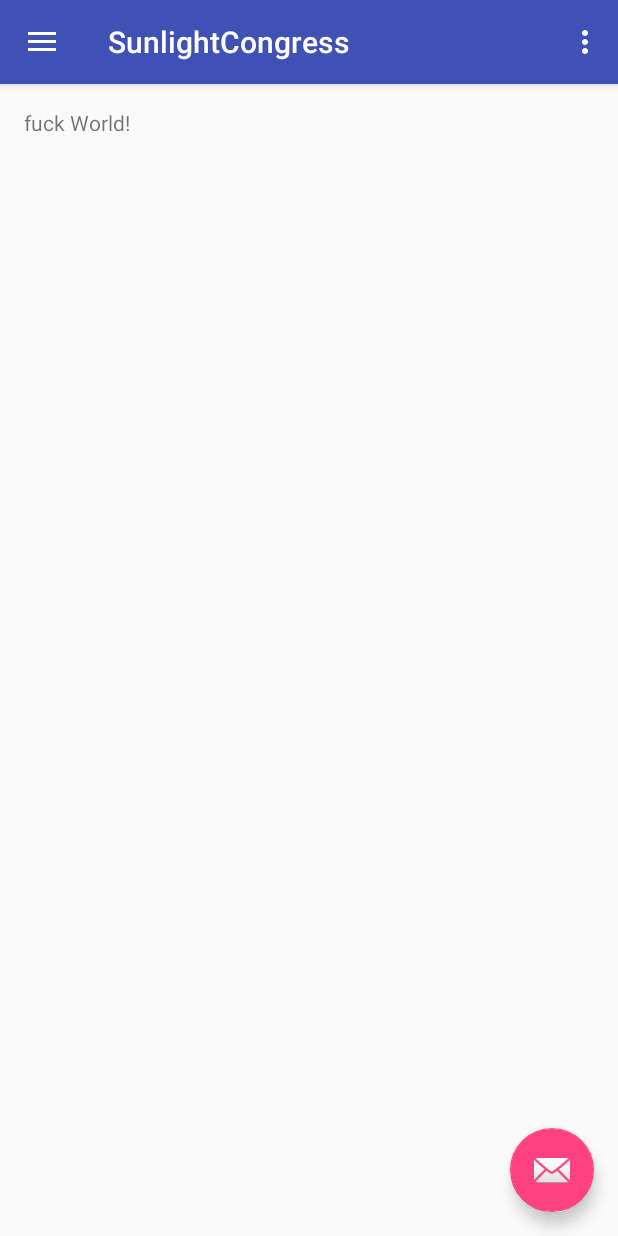
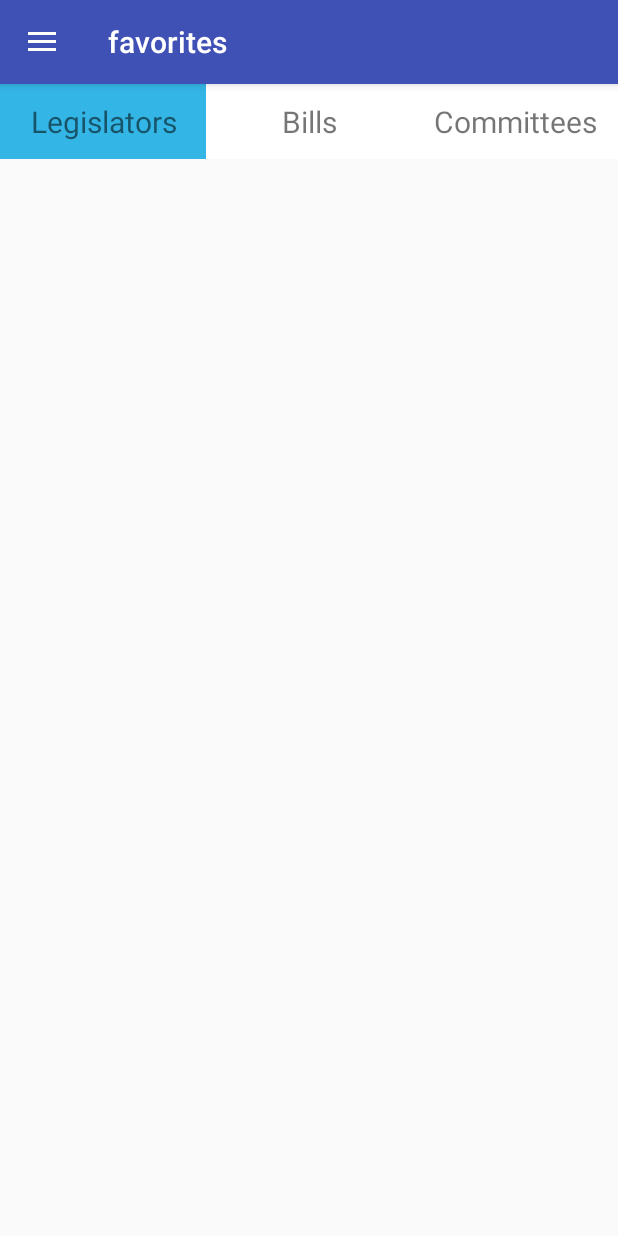
Before and after one commit to Firedamp/ydt, an Android app: the screen it shows after launch (MainActivity), in the side drawer, after a tap on "Favorites", on a phone screen of 412 x 824 dp. Run offline under Robolectric (Android 15) with nearby library versions, the phone set to English and light mode, and no system bars.

```diff
--- a/app/src/main/java/ydt/sunlightcongress/MainActivity.java
+++ /dev/null
@@ -1,108 +0,0 @@
-package ydt.sunlightcongress;
-
-import android.os.Bundle;
-import android.support.design.widget.FloatingActionButton;
-import android.support.design.widget.Snackbar;
-import android.view.View;
-import android.support.design.widget.NavigationView;
-import android.support.v4.view.GravityCompat;
-import android.support.v4.widget.DrawerLayout;
-import android.support.v7.app.ActionBarDrawerToggle;
-import android.support.v7.app.AppCompatActivity;
-import android.support.v7.widget.Toolbar;
-import android.view.Menu;
-import android.view.MenuItem;
-import android.widget.ListView;
-
-public class MainActivity extends AppCompatActivity
-        implements NavigationView.OnNavigationItemSelectedListener {
-    private String[] mPlanetTitles;
-    private DrawerLayout[] mDrawerLayout;
-    private ListView mDrawerLis;
-
-
-    @Override
-    protected void onCreate(Bundle savedInstanceState) {
-        super.onCreate(savedInstanceState);
-        setContentView(R.layout.activity_main);
-        Toolbar toolbar = (Toolbar) findViewById(R.id.toolbar);
-        setSupportActionBar(toolbar);
-
-        FloatingActionButton fab = (FloatingActionButton) findViewById(R.id.fab);
-        fab.setOnClickListener(new View.OnClickListener() {
-            @Override
-            public void onClick(View view) {
-                Snackbar.make(view, "Replace with your own action", Snackbar.LENGTH_LONG)
-                        .setAction("Action", null).show();
-            }
-        });
-
-        DrawerLayout drawer = (DrawerLayout) findViewById(R.id.drawer_layout);
-//        mPlanetTitles = getResources().getStringArray(R.array.planets_array);
-//        mDrawerLayout = (DrawerLayout) findViewById(R.id.drawer_layout);
-//        mDrawerList = (ListView) findViewById(R.id.left_drawer);
-
-        ActionBarDrawerToggle toggle = new ActionBarDrawerToggle(
-                this, drawer, toolbar, R.string.navigation_drawer_open, R.string.navigation_drawer_close);
-        drawer.setDrawerListener(toggle);
-        toggle.syncState();
-
-        NavigationView navigationView = (NavigationView) findViewById(R.id.nav_view);
-        navigationView.setNavigationItemSelectedListener(this);
-    }
-
-    @Override
-    public void onBackPressed() {
-        DrawerLayout drawer = (DrawerLayout) findViewById(R.id.drawer_layout);
-        if (drawer.isDrawerOpen(GravityCompat.START)) {
-            drawer.closeDrawer(GravityCompat.START);
-        } else {
-            super.onBackPressed();
-        }
-    }
-
-    @Override
-    public boolean onCreateOptionsMenu(Menu menu) {
-        // Inflate the menu; this adds items to the action bar if it is present.
-        getMenuInflater().inflate(R.menu.main, menu);
-        return true;
-    }
-
-    @Override
-    public boolean onOptionsItemSelected(MenuItem item) {
-        // Handle action bar item clicks here. The action bar will
-        // automatically handle clicks on the Home/Up button, so long
-        // as you specify a parent activity in AndroidManifest.xml.
-        int id = item.getItemId();
-
-        //noinspection SimplifiableIfStatement
-        if (id == R.id.action_settings) {
-            return true;
-        }
-
-        return super.onOptionsItemSelected(item);
-    }
-
-    @SuppressWarnings("StatementWithEmptyBody")
-    @Override
-    public boolean onNavigationItemSelected(MenuItem item) {
-        // Handle navigation view item clicks here.
-        int id = item.getItemId();
-
-        if (id == R.id.nav_legislators) {
-
-        } else if (id == R.id.nav_bills) {
-
-        } else if (id == R.id.nav_committees) {
-
-        } else if (id == R.id.nav_favorites) {
-
-        } else if (id == R.id.nav_aboutme) {
-
-        }
-
-        DrawerLayout drawer = (DrawerLayout) findViewById(R.id.drawer_layout);
-        drawer.closeDrawer(GravityCompat.START);
-        return true;
-    }
-}
--- /dev/null
+++ b/app/src/main/java/ydt/sunlightcongress/activity/DetailActivity.java
@@ -0,0 +1,19 @@
+package ydt.sunlightcongress.activity;
+
+import android.app.Activity;
+import android.os.Bundle;
+
+import ydt.sunlightcongress.R;
+
+/**
+ * Created by Caodongyao on 2016/11/24.
+ */
+
+public class DetailActivity extends Activity{
+
+    @Override
+    protected void onCreate(Bundle savedInstanceState) {
+        super.onCreate(savedInstanceState);
+        setContentView(R.layout.activity_detail);
+    }
+}
--- /dev/null
+++ b/app/src/main/java/ydt/sunlightcongress/activity/MainActivity.java
@@ -0,0 +1,85 @@
+package ydt.sunlightcongress.activity;
+
+import android.os.Bundle;
+import android.support.design.widget.NavigationView;
+import android.support.v4.view.GravityCompat;
+import android.support.v4.widget.DrawerLayout;
+import android.support.v7.app.ActionBarDrawerToggle;
+import android.support.v7.app.AppCompatActivity;
+import android.support.v7.widget.Toolbar;
+import android.view.MenuItem;
+
+import ydt.sunlightcongress.R;
+import ydt.sunlightcongress.common.FragmentController.Page;
+
+import ydt.sunlightcongress.common.FragmentController;
+
+public class MainActivity extends AppCompatActivity
+        implements NavigationView.OnNavigationItemSelectedListener {
+
+    private FragmentController mFragmentController;
+    private DrawerLayout mDrawerLayout;
+
+
+    @Override
+    protected void onCreate(Bundle savedInstanceState) {
+        super.onCreate(savedInstanceState);
+        setContentView(R.layout.activity_main);
+        Toolbar toolbar = (Toolbar) findViewById(R.id.toolbar);
+        setSupportActionBar(toolbar);
+
+        mDrawerLayout = (DrawerLayout) findViewById(R.id.drawer_layout);
+
+        ActionBarDrawerToggle toggle = new ActionBarDrawerToggle(
+                this, mDrawerLayout, toolbar, R.string.navigation_drawer_open, R.string.navigation_drawer_close);
+        mDrawerLayout.addDrawerListener(toggle);
+        toggle.syncState();
+
+        NavigationView navigationView = (NavigationView) findViewById(R.id.nav_view);
+        navigationView.setNavigationItemSelectedListener(this);
+        navigationView.setCheckedItem(R.id.nav_legislators);
+
+        mFragmentController = new FragmentController(getFragmentManager(), R.id.main_container);
+        mFragmentController.go(Page.LEGISLATORS);
+        setTitle("legislators");
+    }
+
+    @Override
+    public void onBackPressed() {
+        DrawerLayout drawer = (DrawerLayout) findViewById(R.id.drawer_layout);
+        if (drawer.isDrawerOpen(GravityCompat.START)) {
+            drawer.closeDrawer(GravityCompat.START);
+        } else {
+            super.onBackPressed();
+        }
+    }
+
+    @SuppressWarnings("StatementWithEmptyBody")
+    @Override
+    public boolean onNavigationItemSelected(MenuItem item) {
+        int id = item.getItemId();
+
+        if (id == R.id.nav_legislators) {
+            mFragmentController.go(Page.LEGISLATORS);
+            setTitle("legislators");
+        }
+        else if (id == R.id.nav_bills) {
+            mFragmentController.go(Page.BILLS);
+            setTitle("bills");
+        }
+        else if (id == R.id.nav_committees) {
+            mFragmentController.go(Page.COMMITTEES);
+            setTitle("committees");
+        }
+        else if (id == R.id.nav_favorites) {
+            mFragmentController.go(Page.FAVORITE);
+            setTitle("favorites");
+        }
+        else if (id == R.id.nav_aboutme) {
+
+        }
+
+        mDrawerLayout.closeDrawer(GravityCompat.START);
+        return true;
+    }
+}
--- /dev/null
+++ b/app/src/main/java/ydt/sunlightcongress/common/BaseListAdapter.java
@@ -0,0 +1,40 @@
+package ydt.sunlightcongress.common;
+
+import android.view.View;
+import android.view.ViewGroup;
+import android.widget.BaseAdapter;
+
+import java.util.List;
+
+/**
+ * Created by Caodongyao on 2016/11/23.
+ */
+
+public abstract class BaseListAdapter<T> extends BaseAdapter{
+    private List<T> data;
+
+    @Override
+    public int getCount() {
+        return data == null ? 0 : data.size();
+    }
+
+    @Override
+    public T getItem(int position) {
+        if(position >= 0 && data != null && position < data.size())
+            return data.get(position);
+        return null;
+    }
+
+    @Override
+    public long getItemId(int position) {
+        return position;
+    }
+
+    public void update(List<T> list){
+        this.data = list;
+        notifyDataSetChanged();
+    }
+
+    @Override
+    public abstract View getView(int position, View convertView, ViewGroup parent);
+}
--- /dev/null
+++ b/app/src/main/java/ydt/sunlightcongress/common/FragmentController.java
@@ -0,0 +1,75 @@
+package ydt.sunlightcongress.common;
+
+import android.app.Fragment;
+import android.app.FragmentManager;
+import android.app.FragmentTransaction;
+
+import ydt.sunlightcongress.fragment.BillsFragment;
+import ydt.sunlightcongress.fragment.CommitteesFragment;
+import ydt.sunlightcongress.fragment.FavoriteFragment;
+import ydt.sunlightcongress.fragment.LegislatorsFragment;
+
+/**
+ * Created by Caodongyao on 2016/11/23.
+ */
+
+public class FragmentController {
+    private FragmentManager mFragmentManager;
+    private int mContainerId;
+    private Page mCurrentPage;
+
+    public enum Page{
+        LEGISLATORS,
+        FAVORITE,
+        COMMITTEES,
+        BILLS
+    }
+
+    public FragmentController(FragmentManager manager, int containerId){
+        this.mFragmentManager = manager;
+        this.mContainerId = containerId;
+        this.mCurrentPage = null;
+    }
+
+    private Fragment getLoadedFragment(Page page){
+        if(page == null)
+            return null;
+        return mFragmentManager.findFragmentByTag(page.name());
+    }
+
+    private Fragment createFragment(Page page){
+        switch (page){
+            default:
+            case LEGISLATORS:
+                return new LegislatorsFragment();
+            case FAVORITE:
+                return new FavoriteFragment();
+            case COMMITTEES:
+                return new CommitteesFragment();
+            case BILLS:
+                return new BillsFragment();
+        }
+    }
+
+    public void go(Page page){
+        if(page == mCurrentPage)
+            return;
+
+        FragmentTransaction transaction = mFragmentManager.beginTransaction();
+
+        Fragment fragment = getLoadedFragment(mCurrentPage);
+        if(fragment != null)
+            transaction.hide(fragment);
+
+        fragment = getLoadedFragment(page);
+        if (fragment != null){
+            transaction.show(fragment);
+        }
+        else{
+            transaction.add(mContainerId, createFragment(page), page.name());
+        }
+
+        transaction.commit();
+        mCurrentPage = page;
+    }
+}
--- /dev/null
+++ b/app/src/main/java/ydt/sunlightcongress/fragment/BaseTabListFragment.java
@@ -0,0 +1,46 @@
+package ydt.sunlightcongress.fragment;
+
+import android.app.Fragment;
+import android.os.Bundle;
+import android.support.annotation.Nullable;
+import android.view.LayoutInflater;
+import android.view.View;
+import android.view.ViewGroup;
+import android.widget.BaseAdapter;
+import android.widget.ListView;
+
+import java.util.List;
+
+import ydt.sunlightcongress.R;
+import ydt.sunlightcongress.common.BaseListAdapter;
+import ydt.sunlightcongress.view.IndicatorView;
+
+/**
+ * Created by Caodongyao on 2016/11/23.
+ */
+
+public abstract class BaseTabListFragment extends Fragment implements IndicatorView.OnIndexSelectListener{
+    private IndicatorView mIndicator;
+    private ListView mListView;
+
+    @Nullable
+    @Override
+    public View onCreateView(LayoutInflater inflater, ViewGroup container, Bundle savedInstanceState) {
+
+        View view = inflater.inflate(R.layout.fragment_base, container, false);
+
+        mListView = (ListView)view.findViewById(R.id.fragment_base_list);
+        mIndicator = (IndicatorView)view.findViewById(R.id.fragment_base_indicator);
+
+        mIndicator.init(getTitles());
+        mIndicator.setOnIndexSelectListener(this);
+
+        return view;
+    }
+
+    protected ListView getListView(){
+        return mListView;
+    }
+
+    protected abstract String[] getTitles();
+}
--- /dev/null
+++ b/app/src/main/java/ydt/sunlightcongress/fragment/BillsFragment.java
@@ -0,0 +1,19 @@
+package ydt.sunlightcongress.fragment;
+
+import ydt.sunlightcongress.view.IndicatorView;
+
+/**
+ * Created by Caodongyao on 2016/11/23.
+ */
+
+public class BillsFragment extends BaseTabListFragment {
+    @Override
+    public String[] getTitles() {
+        return new String[]{"Active Bills", "New Bills"};
+    }
+
+    @Override
+    public void onIndexSelected(int position) {
+
+    }
+}
--- /dev/null
+++ b/app/src/main/java/ydt/sunlightcongress/fragment/CommitteesFragment.java
@@ -0,0 +1,19 @@
+package ydt.sunlightcongress.fragment;
+
+import ydt.sunlightcongress.view.IndicatorView;
+
+/**
+ * Created by Caodongyao on 2016/11/23.
+ */
+
+public class CommitteesFragment extends BaseTabListFragment {
+    @Override
+    public String[] getTitles() {
+        return new String[]{"House", "Senate", "Joint"};
+    }
+
+    @Override
+    public void onIndexSelected(int position) {
+
+    }
+}
--- /dev/null
+++ b/app/src/main/java/ydt/sunlightcongress/fragment/FavoriteFragment.java
@@ -0,0 +1,19 @@
+package ydt.sunlightcongress.fragment;
+
+import ydt.sunlightcongress.view.IndicatorView;
+
+/**
+ * Created by Caodongyao on 2016/11/23.
+ */
+
+public class FavoriteFragment extends BaseTabListFragment {
+    @Override
+    public String[] getTitles() {
+        return new String[]{"Legislators", "Bills", "Committees"};
+    }
+
+    @Override
+    public void onIndexSelected(int position) {
+
+    }
+}
--- /dev/null
+++ b/app/src/main/java/ydt/sunlightcongress/fragment/LegislatorsFragment.java
@@ -0,0 +1,19 @@
+package ydt.sunlightcongress.fragment;
+
+import ydt.sunlightcongress.view.IndicatorView;
+
+/**
+ * Created by Caodongyao on 2016/11/23.
+ */
+
+public class LegislatorsFragment extends BaseTabListFragment {
+    @Override
+    public String[] getTitles() {
+        return new String[]{"By States", "House", "Senate"};
+    }
+
+    @Override
+    public void onIndexSelected(int position) {
+
+    }
+}
--- /dev/null
+++ b/app/src/main/java/ydt/sunlightcongress/view/IndicatorView.java
@@ -0,0 +1,120 @@
+package ydt.sunlightcongress.view;
+
+import android.animation.Animator;
+import android.animation.ObjectAnimator;
+import android.content.Context;
+import android.util.AttributeSet;
+import android.view.Gravity;
+import android.view.View;
+import android.view.ViewGroup;
+import android.widget.FrameLayout;
+import android.widget.LinearLayout;
+import android.widget.TextView;
+
+/**
+ * Created by Caodongyao on 2016/11/23.
+ */
+
+public class IndicatorView extends FrameLayout {
+    private View[] mViews;
+    private int mSelectIndex;
+    private OnIndexSelectListener mListener;
+    private View mPointerView;
+    private LinearLayout mContainerLayout;
+    private Animator mAnimator;
+
+    public IndicatorView(Context context) {
+        this(context, null);
+    }
+
+    public IndicatorView(Context context, AttributeSet attrs) {
+        this(context, attrs, 0);
+    }
+
+    public IndicatorView(Context context, AttributeSet attrs, int defStyleAttr) {
+        super(context, attrs, defStyleAttr);
+        preInit();
+    }
+
+    private void preInit() {
+        setBackgroundResource(android.R.color.white);
+        mPointerView = new View(getContext());
+        mPointerView.setBackgroundResource(android.R.color.holo_blue_light);
+        addView(mPointerView);
+        mContainerLayout = new LinearLayout(getContext());
+        mContainerLayout.setLayoutParams(new FrameLayout.LayoutParams(ViewGroup.LayoutParams.MATCH_PARENT, ViewGroup.LayoutParams.MATCH_PARENT));
+        addView(mContainerLayout);
+    }
+
+    private int getScreenWidth() {
+        return getContext().getResources().getDisplayMetrics().widthPixels;
+    }
+
+
+    public void setOnIndexSelectListener(OnIndexSelectListener listener) {
+        this.mListener = listener;
+    }
+
+    public void init(String[] titles) {
+        if (titles == null || titles.length == 0) {
+            setVisibility(GONE);
+            return;
+        }
+        setVisibility(VISIBLE);
+        mContainerLayout.setOrientation(LinearLayout.HORIZONTAL);
+        mSelectIndex = -1;
+
+        OnClickListener onClickListener = new OnClickListener() {
+            @Override
+            public void onClick(View view) {
+                Object obj = view.getTag();
+                if (obj != null && obj instanceof Integer) {
+                    setSelectedIndex((Integer) obj);
+                }
+            }
+        };
+
+        mViews = new View[titles.length];
+        mContainerLayout.removeAllViews();
+        for (int i = 0; i < titles.length; i++) {
+            TextView textView = new TextView(getContext());
+            LinearLayout.LayoutParams p = new LinearLayout.LayoutParams(0, ViewGroup.LayoutParams.MATCH_PARENT);
+            p.weight = 1;
+            textView.setTextSize(20);
+            textView.setGravity(Gravity.CENTER);
+            textView.setLayoutParams(p);
+            textView.setText(titles[i]);
+            textView.setTag(i);
+            textView.setOnClickListener(onClickListener);
+            mViews[i] = textView;
+            mContainerLayout.addView(textView);
+
+            mPointerView.setLayoutParams(new LayoutParams(getScreenWidth() / titles.length, ViewGroup.LayoutParams.MATCH_PARENT));
+
+        }
+
+        setSelectedIndex(0);
+    }
+
+    private void setSelectedIndex(int index) {
+        if (index < 0 || mViews == null || index >= mViews.length || index == mSelectIndex)
+            return;
+
+        if (mListener != null)
+            mListener.onIndexSelected(index);
+
+        if (mAnimator != null)
+            mAnimator.cancel();
+
+        mAnimator = ObjectAnimator.ofFloat(mPointerView, "translationX", index * getScreenWidth() / mViews.length);
+        mAnimator.start();
+
+        mSelectIndex = index;
+    }
+
+
+    public interface OnIndexSelectListener {
+        void onIndexSelected(int position);
+    }
+
+}
--- /dev/null
+++ b/app/src/main/res/layout/activity_detail.xml
@@ -0,0 +1,7 @@
+<?xml version="1.0" encoding="utf-8"?>
+<LinearLayout xmlns:android="http://schemas.android.com/apk/res/android"
+    android:layout_width="match_parent"
+    android:layout_height="match_parent"
+    android:orientation="vertical">
+
+</LinearLayout>
--- a/app/src/main/res/layout/activity_main.xml
+++ b/app/src/main/res/layout/activity_main.xml
@@ -8,10 +8,34 @@
     android:fitsSystemWindows="true"
     tools:openDrawer="start">
     <!--内容视图-->
-    <include
-        layout="@layout/app_bar_main"
+    <LinearLayout
         android:layout_width="match_parent"
-        android:layout_height="match_parent" />
+        android:layout_height="match_parent"
+        android:orientation="vertical">
+
+        <android.support.design.widget.AppBarLayout
+            android:layout_width="match_parent"
+            android:layout_height="wrap_content"
+            android:theme="@style/AppTheme.AppBarOverlay">
+
+            <android.support.v7.widget.Toolbar
+                android:id="@+id/toolbar"
+                android:layout_width="match_parent"
+                android:layout_height="?attr/actionBarSize"
+                android:background="?attr/colorPrimary"
+                app:popupTheme="@style/AppTheme.PopupOverlay" />
+
+        </android.support.design.widget.AppBarLayout>
+
+        <FrameLayout
+            android:layout_width="match_parent"
+            android:layout_height="wrap_content"
+            android:id="@+id/main_container">
+
+        </FrameLayout>
+
+
+    </LinearLayout>
     <!--侧滑菜单-->
     <android.support.design.widget.NavigationView
         android:id="@+id/nav_view"
--- a/app/src/main/res/layout/app_bar_main.xml
+++ /dev/null
@@ -1,34 +0,0 @@
-<?xml version="1.0" encoding="utf-8"?>
-<android.support.design.widget.CoordinatorLayout xmlns:android="http://schemas.android.com/apk/res/android"
-    xmlns:app="http://schemas.android.com/apk/res-auto"
-    xmlns:tools="http://schemas.android.com/tools"
-    android:layout_width="match_parent"
-    android:layout_height="match_parent"
-    android:fitsSystemWindows="true"
-    tools:context="ydt.sunlightcongress.MainActivity">
-
-    <android.support.design.widget.AppBarLayout
-        android:layout_width="match_parent"
-        android:layout_height="wrap_content"
-        android:theme="@style/AppTheme.AppBarOverlay">
-
-        <android.support.v7.widget.Toolbar
-            android:id="@+id/toolbar"
-            android:layout_width="match_parent"
-            android:layout_height="?attr/actionBarSize"
-            android:background="?attr/colorPrimary"
-            app:popupTheme="@style/AppTheme.PopupOverlay" />
-
-    </android.support.design.widget.AppBarLayout>
-
-    <include layout="@layout/content_main" />
-
-    <android.support.design.widget.FloatingActionButton
-        android:id="@+id/fab"
-        android:layout_width="wrap_content"
-        android:layout_height="wrap_content"
-        android:layout_gravity="bottom|end"
-        android:layout_margin="@dimen/fab_margin"
-        app:srcCompat="@android:drawable/ic_dialog_email" />
-
-</android.support.design.widget.CoordinatorLayout>
--- a/app/src/main/res/layout/content_main.xml
+++ /dev/null
@@ -1,20 +0,0 @@
-<?xml version="1.0" encoding="utf-8"?>
-<RelativeLayout xmlns:android="http://schemas.android.com/apk/res/android"
-    xmlns:app="http://schemas.android.com/apk/res-auto"
-    xmlns:tools="http://schemas.android.com/tools"
-    android:id="@+id/content_main"
-    android:layout_width="match_parent"
-    android:layout_height="match_parent"
-    android:paddingBottom="@dimen/activity_vertical_margin"
-    android:paddingLeft="@dimen/activity_horizontal_margin"
-    android:paddingRight="@dimen/activity_horizontal_margin"
-    android:paddingTop="@dimen/activity_vertical_margin"
-    app:layout_behavior="@string/appbar_scrolling_view_behavior"
-    tools:context="ydt.sunlightcongress.MainActivity"
-    tools:showIn="@layout/app_bar_main">
-
-    <TextView
-        android:layout_width="wrap_content"
-        android:layout_height="wrap_content"
-        android:text="fuck World!" />
-</RelativeLayout>
--- /dev/null
+++ b/app/src/main/res/layout/fragment_base.xml
@@ -0,0 +1,17 @@
+<?xml version="1.0" encoding="utf-8"?>
+<LinearLayout xmlns:android="http://schemas.android.com/apk/res/android"
+    android:layout_width="match_parent"
+    android:layout_height="match_parent"
+    android:orientation="vertical">
+
+    <ydt.sunlightcongress.view.IndicatorView
+        android:id="@+id/fragment_base_indicator"
+        android:layout_width="match_parent"
+        android:layout_height="50dp"/>
+
+    <ListView
+        android:id="@+id/fragment_base_list"
+        android:layout_width="match_parent"
+        android:layout_height="match_parent"/>
+
+</LinearLayout>
--- a/app/src/main/res/menu/activity_main_drawer.xml
+++ b/app/src/main/res/menu/activity_main_drawer.xml
@@ -1,5 +1,6 @@
 <?xml version="1.0" encoding="utf-8"?>
-<menu xmlns:android="http://schemas.android.com/apk/res/android">
+<menu xmlns:app="http://schemas.android.com/apk/res-auto"
+    xmlns:android="http://schemas.android.com/apk/res/android">
 
     <group android:checkableBehavior="single">
         <item
--- a/app/src/main/res/menu/main.xml
+++ /dev/null
@@ -1,9 +0,0 @@
-<?xml version="1.0" encoding="utf-8"?>
-<menu xmlns:android="http://schemas.android.com/apk/res/android"
-    xmlns:app="http://schemas.android.com/apk/res-auto">
-    <item
-        android:id="@+id/action_settings"
-        android:orderInCategory="100"
-        android:title="@string/action_settings"
-        app:showAsAction="never" />
-</menu>
```
Also changed, not shown: app/src/main/AndroidManifest.xml (+5 -4 lines).
